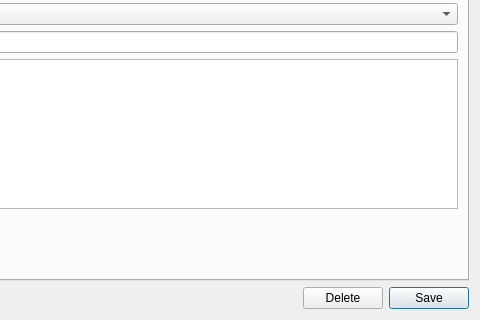
This is projects/ores.qt/ui/CodingSchemeDetailDialog.ui in OreStudio/OreStudio as Qt 5 draws it before an edit; both pictures show x 120 to 600 and y 180 to 500 of the 600 by 500 pixel window. The edited form follows.
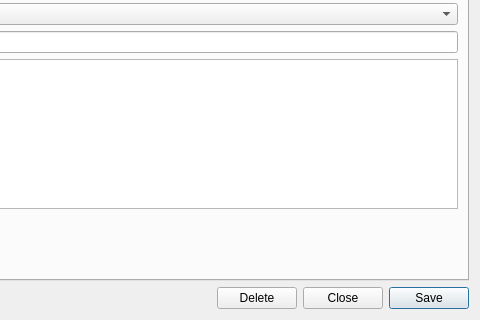
This is the edited form. Custom widgets are drawn as their Qt base class.

Commit message: [qt] Remove toolbars from detail dialogs; add Close button throughout

The edit to the form file:
```diff
--- a/projects/ores.qt/ui/CodingSchemeDetailDialog.ui
+++ b/projects/ores.qt/ui/CodingSchemeDetailDialog.ui
@@ -191,6 +191,13 @@
        </property>
       </widget>
      </item>
+     <item>
+      <widget class="QPushButton" name="closeButton">
+       <property name="text">
+        <string>Close</string>
+       </property>
+      </widget>
+     </item>
      <item>
       <widget class="QPushButton" name="saveButton">
        <property name="text">
```
The commit also changes 201 other files.
